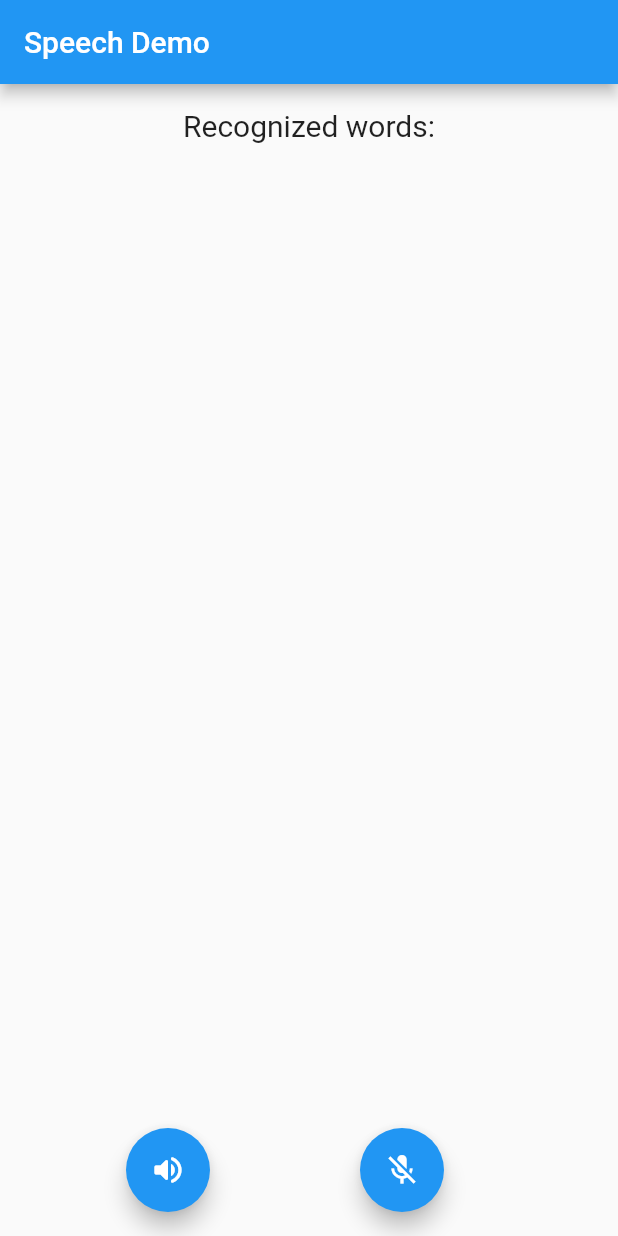
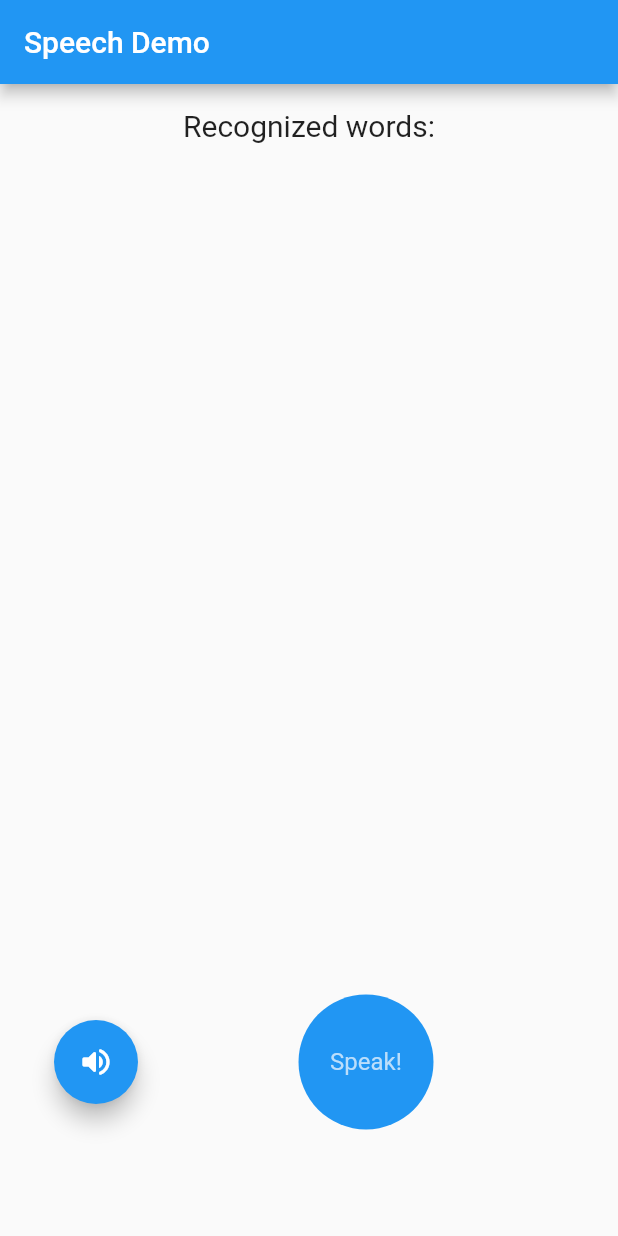
Before and after one commit to apoorvpandey0/flutter-tts-and-stt, a Flutter app: the screen it shows after launch, on a phone screen of 412 x 824 dp. Run offline on Flutter 3.47's test engine with Material 2 defaults, Android fonts, the phone set to English and light mode, and no system bars; drawn by our look-alikes of avatar_glow; our stand-ins replace flutter_tts, speech_to_text.

Commit message:
added avatar glow

```diff
--- a/lib/main.dart
+++ b/lib/main.dart
@@ -1,3 +1,4 @@
+import 'package:avatar_glow/avatar_glow.dart';
 import 'package:flutter/material.dart';
 import 'package:stt/stt.dart';
 import 'tts.dart';
--- a/lib/stt.dart
+++ b/lib/stt.dart
@@ -1,3 +1,4 @@
+import 'package:avatar_glow/avatar_glow.dart';
 import 'package:flutter/material.dart';
 import 'package:speech_to_text/speech_recognition_error.dart';
 import 'package:speech_to_text/speech_recognition_result.dart';
@@ -104,11 +105,23 @@ class _ListenWidgetState extends State<ListenWidget> {
 
   @override
   Widget build(BuildContext context) {
-    return FloatingActionButton(
-      onPressed:
-          _speechToText.isNotListening ? _startListening : _stopListening,
-      tooltip: 'Listen',
-      child: Icon(_speechToText.isNotListening ? Icons.mic_off : Icons.mic),
+    return GestureDetector(
+      onTap: _speechToText.isNotListening ? _startListening : _stopListening,
+      child: AvatarGlow(
+          animate: !_speechEnabled ? false : true,
+          repeat: true,
+          glowColor: Colors.blue,
+          endRadius: 100.0,
+          duration: const Duration(seconds: 2),
+          child: Material(
+            borderRadius: BorderRadius.circular(50),
+            elevation: !_speechEnabled ? 0 : 10,
+            child: const CircleAvatar(
+              backgroundColor: Colors.blue,
+              radius: 45,
+              child: Text("Speak!"),
+            ),
+          )),
     );
   }
 }
--- a/pubspec.yaml
+++ b/pubspec.yaml
@@ -38,6 +38,7 @@ dependencies:
   cupertino_icons: ^1.0.2
   speech_to_text: ^6.1.1
   flutter_tts: ^3.6.3
+  avatar_glow: ^2.0.2
 
 dev_dependencies:
   flutter_test:
```
Also changed, not shown: pubspec.lock.
